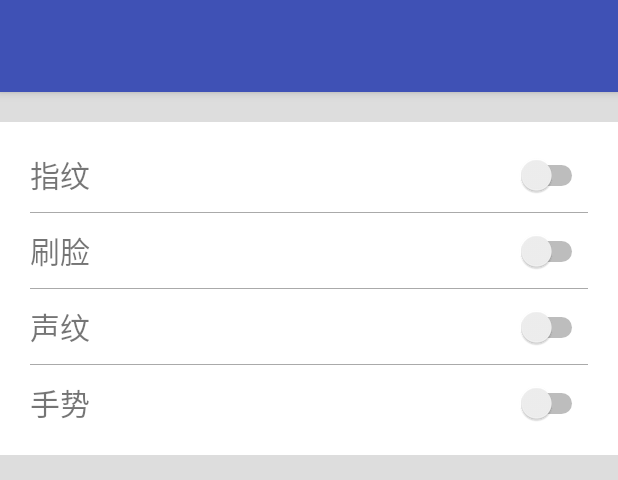
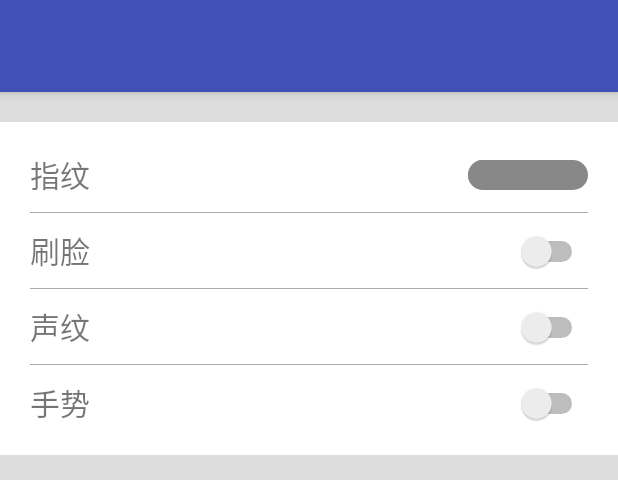
Before and after one commit to kangsafe/SafeLogin, an Android app: the screen it shows after launch (MainActivity), on a phone screen of 412 x 824 dp, the part 64-544 px from its top. Run offline under Robolectric (Android 15) with nearby library versions, the phone set to English and light mode, and no system bars.

```diff
--- /dev/null
+++ b/app/src/main/res/drawable/switch_bg1.xml
@@ -0,0 +1,5 @@
+<?xml version="1.0" encoding="utf-8"?>
+<selector xmlns:android="http://schemas.android.com/apk/res/android">
+    <item android:drawable="@mipmap/icon_switch_on" android:state_checked="true" />
+    <item android:drawable="@mipmap/icon_switch_off" android:state_checked="false" />
+</selector>
--- /dev/null
+++ b/app/src/main/res/drawable/switch_thumb.xml
@@ -0,0 +1,6 @@
+<?xml version="1.0" encoding="utf-8"?>
+<selector xmlns:android="http://schemas.android.com/apk/res/android">
+    <!-- 按钮的选择器，可以设置按钮在不同状态下的时候，按钮不同的颜色 -->
+    <item android:drawable="@drawable/switch_thumb_green" android:state_checked="true" />
+    <item android:drawable="@drawable/switch_track_gray" />
+</selector>
--- /dev/null
+++ b/app/src/main/res/drawable/switch_thumb_green.xml
@@ -0,0 +1,22 @@
+<?xml version="1.0" encoding="utf-8"?>
+<shape xmlns:android="http://schemas.android.com/apk/res/android"
+    android:shape="oval">
+
+    <!-- 高度40 -->
+    <size
+        android:width="20dp"
+        android:height="20dp" />
+    <!-- 圆角弧度 20 -->
+    <corners android:radius="10dp" />
+
+
+    <!-- 变化率 -->
+    <gradient
+        android:endColor="#eeeeee"
+        android:startColor="#eeeeee" />
+
+    <stroke
+        android:width="1dp"
+        android:color="#33da33" />
+
+</shape>
--- /dev/null
+++ b/app/src/main/res/drawable/switch_track.xml
@@ -0,0 +1,6 @@
+<?xml version="1.0" encoding="utf-8"?><!-- 底层下滑条的样式选择器，可控制Switch在不同状态下，底下下滑条的颜色 -->
+<selector xmlns:android="http://schemas.android.com/apk/res/android">
+    <item android:drawable="@drawable/switch_track_green" android:state_checked="true" />
+    <item android:drawable="@drawable/switch_track_gray" />
+
+</selector>
--- /dev/null
+++ b/app/src/main/res/drawable/switch_track_gray.xml
@@ -0,0 +1,18 @@
+<?xml version="1.0" encoding="utf-8"?>
+<shape xmlns:android="http://schemas.android.com/apk/res/android"
+    android:shape="rectangle">
+
+    <!-- 高度30   此处设置宽度无效-->
+    <size
+        android:width="40dp"
+        android:height="20dp" />
+    <!-- 圆角弧度 15 -->
+    <corners android:radius="10dp" />
+
+
+    <!-- 变化率  定义从左到右的颜色不变 -->
+    <gradient
+        android:endColor="#888888"
+        android:startColor="#888888" />
+
+</shape>
--- /dev/null
+++ b/app/src/main/res/drawable/switch_track_green.xml
@@ -0,0 +1,13 @@
+<?xml version="1.0" encoding="utf-8"?>
+<shape xmlns:android="http://schemas.android.com/apk/res/android">
+
+    <!-- 高度40 -->
+    <size android:height="20dp" android:width="40dp" />
+    <!-- 圆角弧度 20 -->
+    <corners android:radius="10dp" />
+    <!-- 变化率 -->
+    <gradient
+        android:endColor="#33da33"
+        android:startColor="#33da33" />
+
+</shape>
--- a/app/src/main/res/layout/activity_main.xml
+++ b/app/src/main/res/layout/activity_main.xml
@@ -66,7 +66,9 @@
                     <Switch
                         android:id="@+id/vfinger"
                         android:layout_width="wrap_content"
-                        android:layout_height="wrap_content" />
+                        android:layout_height="wrap_content"
+                        android:thumb="@drawable/switch_thumb"
+                        android:track="@drawable/switch_track" />
                 </LinearLayout>
 
                 <LinearLayout
```
Also changed, not shown: app/src/main/res/drawable/bg_switch_on.xml (added, +35 -0 lines), app/src/main/res/drawable/switch_thumb_gray.xml (added, +22 -0 lines), app/src/main/res/mipmap-hdpi/ic_launcher_round.png, app/src/main/res/mipmap-mdpi/ic_launcher_round.png, app/src/main/res/mipmap-xhdpi/ic_launcher_round.png, app/src/main/res/mipmap-xxhdpi/ic_launcher_round.png, app/src/main/res/mipmap-xxxhdpi/ic_launcher_round.png.
